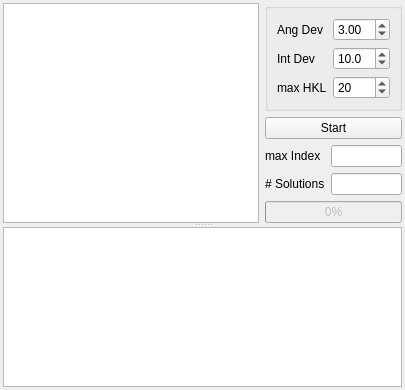
This is ui/Indexdisplay.ui in jonasstein/clip as Qt 5 draws it before an edit. The edited form follows.
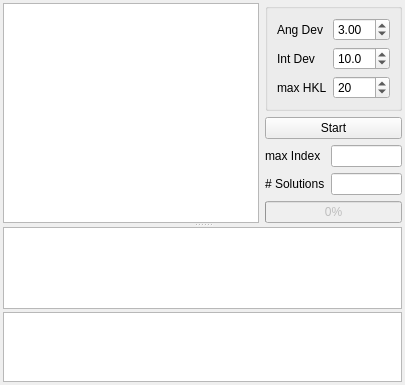
This is the edited form. Icons and pictures are not drawn.

```diff
--- a/ui/Indexdisplay.ui
+++ b/ui/Indexdisplay.ui
@@ -7,7 +7,7 @@
     <x>0</x>
     <y>0</y>
     <width>394</width>
-    <height>390</height>
+    <height>385</height>
    </rect>
   </property>
   <property name="windowTitle">
@@ -231,6 +231,31 @@
      </widget>
     </widget>
    </item>
+   <item row="1" column="0">
+    <widget class="QTableView" name="markerDisplay">
+     <property name="editTriggers">
+      <set>QAbstractItemView::NoEditTriggers</set>
+     </property>
+     <property name="alternatingRowColors">
+      <bool>true</bool>
+     </property>
+     <property name="selectionMode">
+      <enum>QAbstractItemView::SingleSelection</enum>
+     </property>
+     <property name="selectionBehavior">
+      <enum>QAbstractItemView::SelectRows</enum>
+     </property>
+     <property name="sortingEnabled">
+      <bool>true</bool>
+     </property>
+     <attribute name="horizontalHeaderMinimumSectionSize">
+      <number>10</number>
+     </attribute>
+     <attribute name="verticalHeaderVisible">
+      <bool>false</bool>
+     </attribute>
+    </widget>
+   </item>
   </layout>
  </widget>
  <resources>
```
